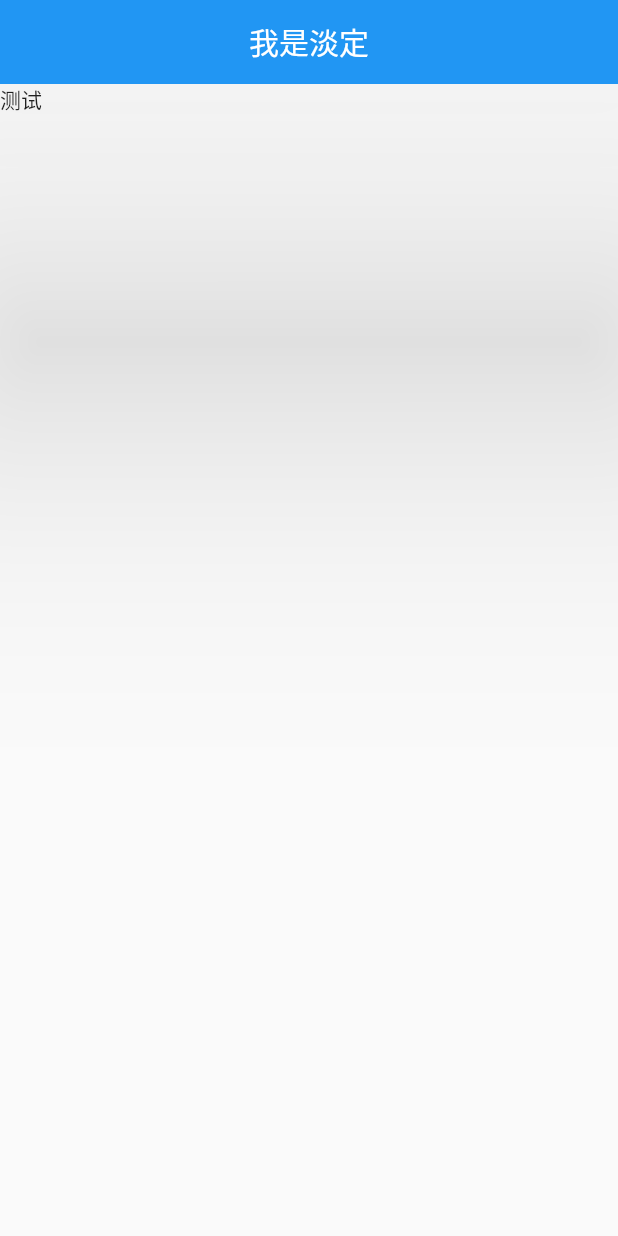
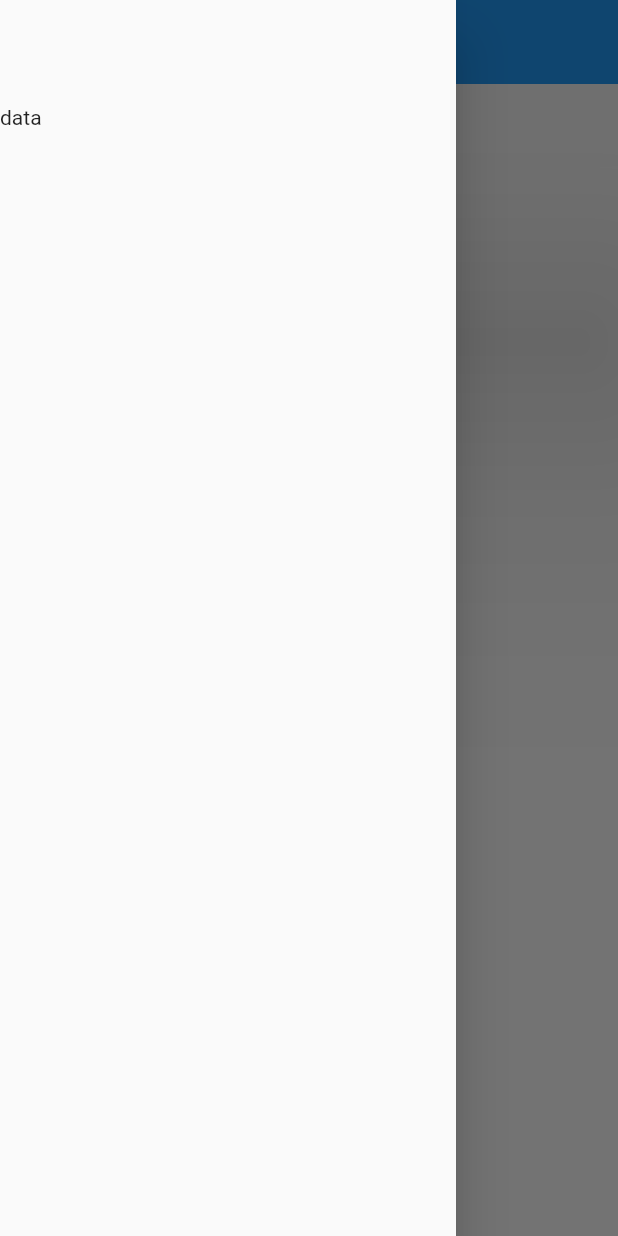
Before and after one commit to tangchunwei/flutter_learn, a Flutter app: the screen it shows after launch, with the side drawer open (before the commit the screen has no drawer), on a phone screen of 412 x 824 dp. Run offline on Flutter 3.47's test engine with Material 2 defaults, Android fonts, the phone set to English and light mode, and no system bars.

Commit message:
Update main.dart

```diff
--- a/lib/main.dart
+++ b/lib/main.dart
@@ -22,6 +22,28 @@ class HomePage extends StatelessWidget {
       appBar: AppBar(
           title: const Text("我是淡定"), centerTitle: true, elevation: 100.0),
       body: const TextDemo(),
+      drawer: const MyDrawer(),
     );
   }
 }
+
+class MyDrawer extends StatelessWidget {
+  const MyDrawer({Key? key}) : super(key: key);
+
+  @override
+  Widget build(BuildContext context) {
+    return Drawer(
+      child: MediaQuery.removePadding(
+          context: context,
+          child: Column(
+            crossAxisAlignment: CrossAxisAlignment.start,
+            children: const [
+              Padding(
+                padding: EdgeInsets.only(top: 70),
+                child: Text("data"),
+              )
+            ],
+          )),
+    );
+  }
+}
```
